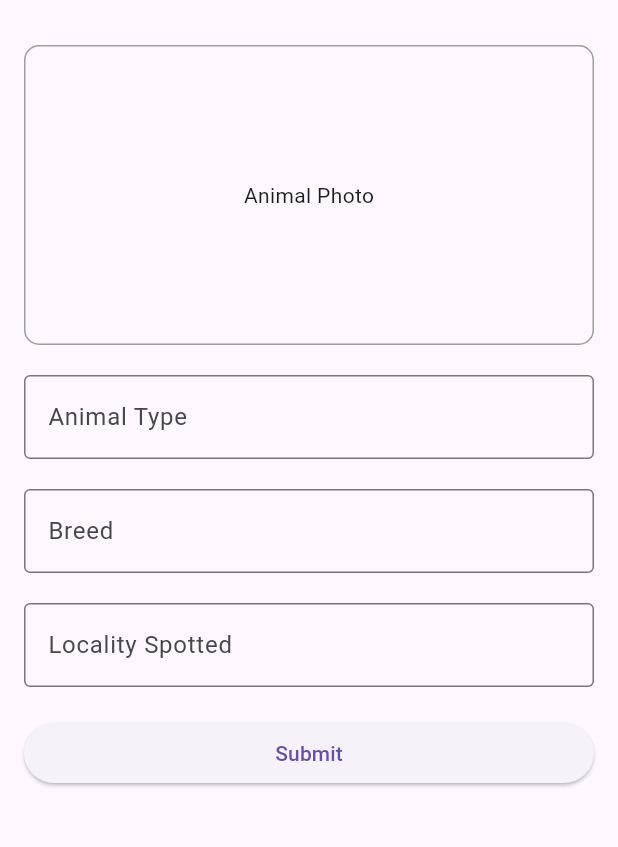
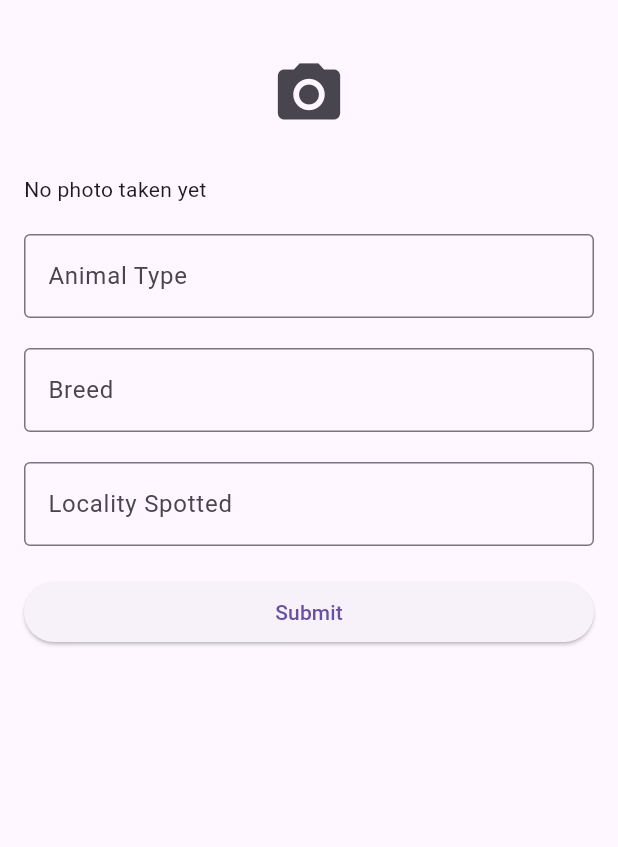
Before and after one commit to K1laz/Nicholas_Portelli_6.2B_CPD_Home, a Flutter app: the UploadScreen screen opened directly, on a phone screen of 412 x 824 dp, the part 63-910 px from its top. Run offline on Flutter 3.47's test engine with Material 3 defaults, Android fonts, the phone set to English and light mode, and no system bars; our stand-ins replace image_picker.

Commit message:
Implemented Camera

```diff
--- a/nicholas_cpd_home/lib/screens/upload_screen.dart
+++ b/nicholas_cpd_home/lib/screens/upload_screen.dart
@@ -1,4 +1,6 @@
+import 'dart:io';
 import 'package:flutter/material.dart';
+import 'package:image_picker/image_picker.dart';
 
 class UploadScreen extends StatefulWidget {
   @override
@@ -11,6 +13,22 @@ class _UploadScreenState extends State<UploadScreen> {
   final _breedController = TextEditingController();
   final _localityController = TextEditingController();
 
+  XFile? _imageFile;
+
+  // Open the camera and capture an image
+  Future<void> _openCamera() async {
+    final ImagePicker _picker = ImagePicker();
+
+    // Open the camera and pick an image
+    final XFile? image = await _picker.pickImage(source: ImageSource.camera);
+
+    if (image != null) {
+      setState(() {
+        _imageFile = image;
+      });
+    }
+  }
+
   @override
   Widget build(BuildContext context) {
     return Scaffold(
@@ -21,17 +39,21 @@ class _UploadScreenState extends State<UploadScreen> {
         padding: EdgeInsets.all(16.0),
         child: ListView(
           children: <Widget>[
-            // Pet Photo
-            Container(
-              height: 200,
-              decoration: BoxDecoration(
-                border: Border.all(color: Colors.grey),
-                borderRadius: BorderRadius.circular(10),
-              ),
-              child: Center(child: Text('Animal Photo')),
+            // Animal Photo section with icon for taking photo
+            IconButton(
+              icon: Icon(Icons.camera_alt),
+              onPressed: _openCamera,
+              iconSize: 50,
             ),
             SizedBox(height: 20),
 
+            // Display the taken photo
+            if (_imageFile != null)
+              Image.file(File(_imageFile!.path))
+            else
+              Text("No photo taken yet"),
+
+            SizedBox(height: 20),
             // Animal Type TextField
             TextFormField(
               controller: _animalTypeController,
@@ -65,6 +87,7 @@ class _UploadScreenState extends State<UploadScreen> {
             // Submit Button
             ElevatedButton(
               onPressed: () {
+
               },
               child: Text('Submit'),
             ),
--- a/nicholas_cpd_home/pubspec.yaml
+++ b/nicholas_cpd_home/pubspec.yaml
@@ -9,6 +9,8 @@ environment:
 dependencies:
   flutter:
     sdk: flutter
+  image_picker: ^1.1.2
+  permission_handler: ^11.4.0
 
 dev_dependencies:
   flutter_test:
```
Also changed, not shown: nicholas_cpd_home/pubspec.lock, 6 other files.
